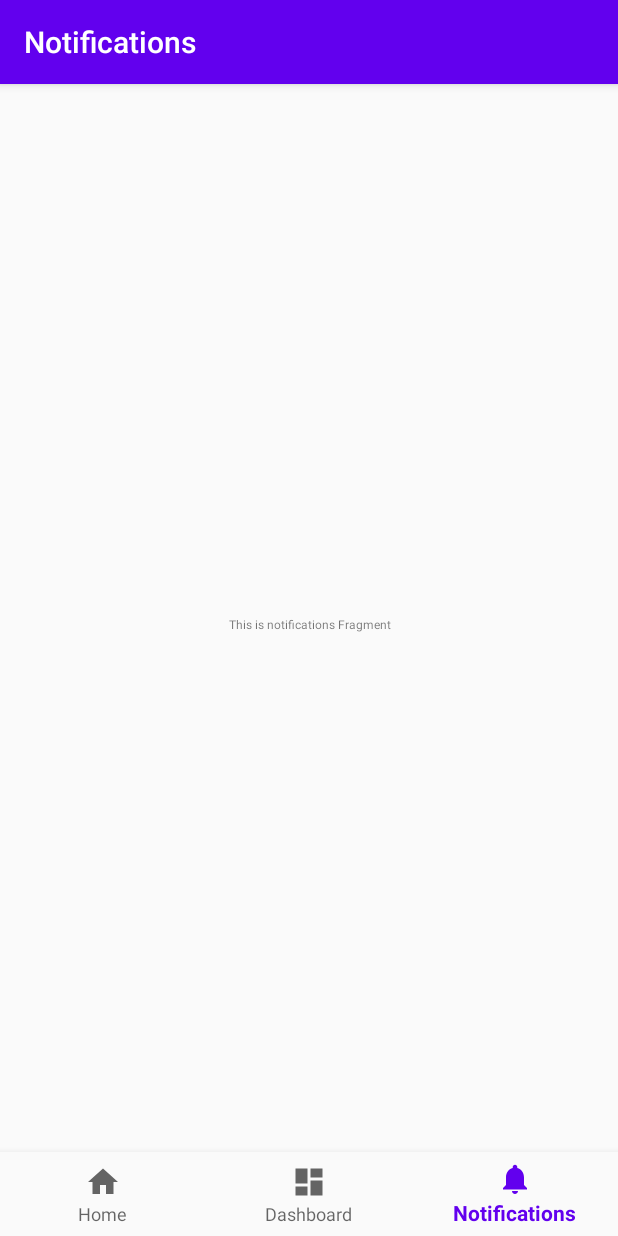
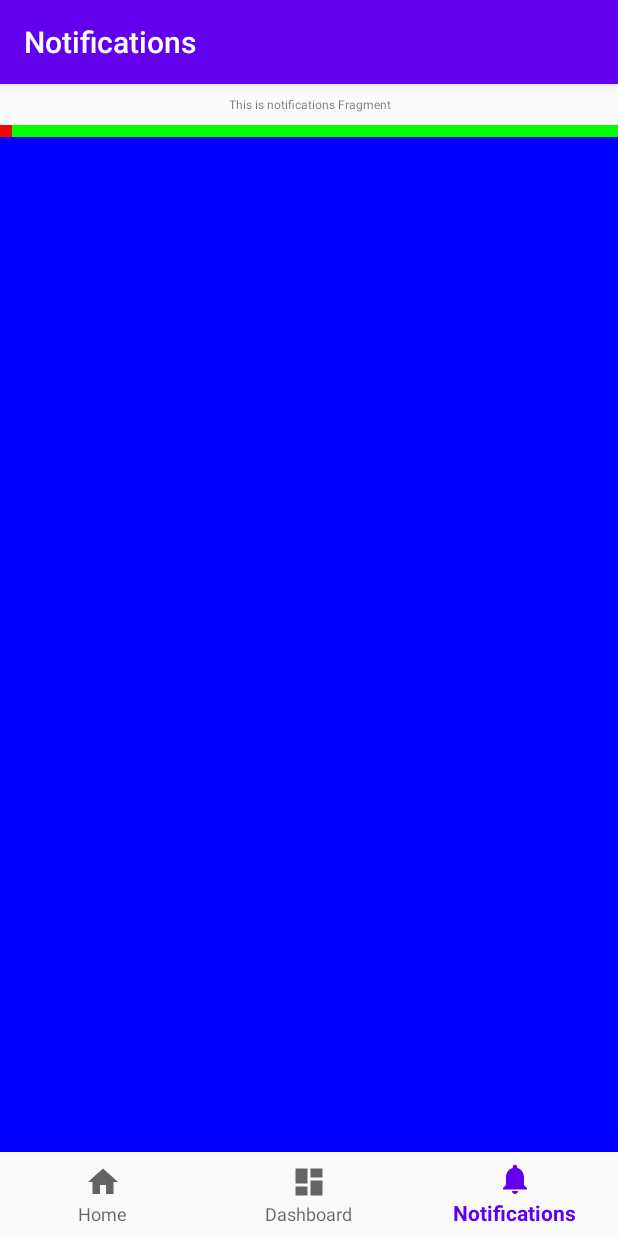
Before and after one commit to HerryPark/AndroidDimensionSizes, an Android app: the NotificationsFragment screen opened through its navigation route, on a phone screen of 412 x 824 dp. Run offline under Robolectric (Android 15) with nearby library versions, the light colour scheme and no system bars; our stand-ins replace navigation-ui; 1 statement that could not run was skipped.

Commit message:
Adds layout branches for tablet and phone

```diff
--- a/app/src/main/res/layout/fragment_notifications.xml
+++ b/app/src/main/res/layout/fragment_notifications.xml
@@ -1,20 +1,41 @@
 <?xml version="1.0" encoding="utf-8"?>
-<androidx.constraintlayout.widget.ConstraintLayout xmlns:android="http://schemas.android.com/apk/res/android"
+<LinearLayout
+    xmlns:android="http://schemas.android.com/apk/res/android"
     xmlns:app="http://schemas.android.com/apk/res-auto"
+    xmlns:tools="http://schemas.android.com/tools"
     android:layout_width="match_parent"
-    android:layout_height="match_parent">
+    android:layout_height="match_parent"
+    android:orientation="vertical"
+    tools:ignore="SpUsage, ContentDescription">
 
     <TextView
         android:id="@+id/text_notifications"
         android:layout_width="match_parent"
         android:layout_height="wrap_content"
-        android:layout_marginStart="@dimen/size08"
-        android:layout_marginTop="@dimen/size08"
-        android:layout_marginEnd="@dimen/size08"
+        android:layout_margin="@dimen/size08"
         android:textAlignment="center"
-        android:textSize="@dimen/size20"
-        app:layout_constraintBottom_toBottomOf="parent"
-        app:layout_constraintEnd_toEndOf="parent"
-        app:layout_constraintStart_toStartOf="parent"
-        app:layout_constraintTop_toTopOf="parent" />
-</androidx.constraintlayout.widget.ConstraintLayout>
+        android:textSize="@dimen/size16" />
+
+    <LinearLayout
+        android:layout_width="match_parent"
+        android:layout_height="@dimen/layout_preview_height"
+        android:orientation="horizontal">
+
+        <View
+            android:layout_width="@dimen/layout_preview_width"
+            android:layout_height="match_parent"
+            android:background="#FFFF0000" />
+
+        <View
+            android:layout_width="0dp"
+            android:layout_height="match_parent"
+            android:layout_weight="1"
+            android:background="#FF00FF00" />
+    </LinearLayout>
+
+    <View
+        android:layout_width="match_parent"
+        android:layout_height="0dp"
+        android:layout_weight="1"
+        android:background="#FF0000FF" />
+</LinearLayout>
--- /dev/null
+++ b/app/src/main/res/values-sw600dp/dimens.xml
@@ -0,0 +1,4 @@
+<resources>
+    <dimen name="layout_preview_height">@dimen/size200</dimen>
+    <dimen name="layout_preview_width">@dimen/size300</dimen>
+</resources>
--- a/app/src/main/res/values/dimens.xml
+++ b/app/src/main/res/values/dimens.xml
@@ -1,3 +1,4 @@
 <resources>
-    <dimen name="fab_margin">16dp</dimen>
+    <dimen name="layout_preview_height">@dimen/size100</dimen>
+    <dimen name="layout_preview_width">@dimen/size150</dimen>
 </resources>
--- a/build.gradle
+++ b/build.gradle
@@ -9,7 +9,7 @@ buildscript {
         jcenter()
     }
     dependencies {
-        classpath "com.android.tools.build:gradle:4.0.0"
+        classpath 'com.android.tools.build:gradle:4.1.0'
         classpath "org.jetbrains.kotlin:kotlin-gradle-plugin:$kotlin_version"
 
         // bintray
```
Also changed, not shown: gradle/wrapper/gradle-wrapper.properties.
